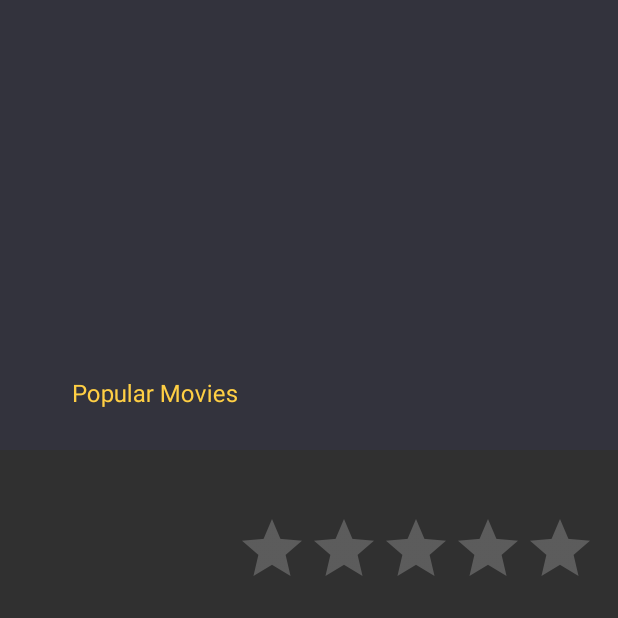
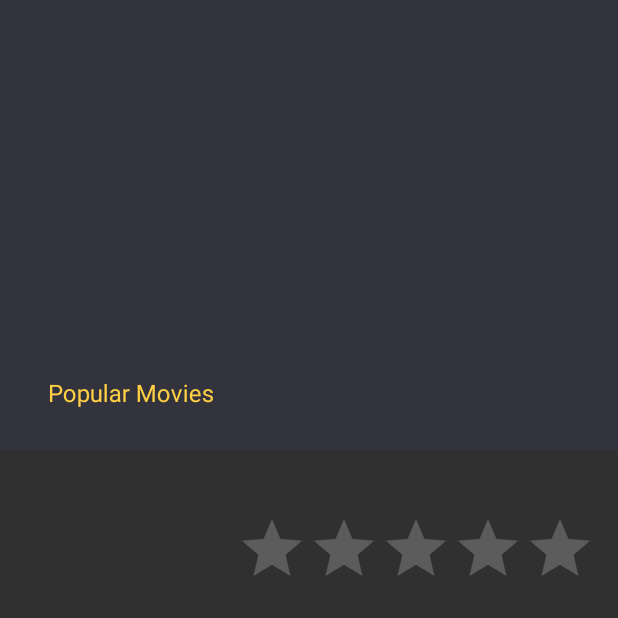
Before and after one commit to Ezike/PopularMovies, an Android app: the DetailActivity screen opened directly, with no data from a screen before it, on a phone screen of 412 x 824 dp, the top half of it. Run offline under Robolectric (Android 15) with nearby library versions, the phone set to English and light mode, and no system bars; our stand-ins replace ButterKnife, Picasso; pictures from the network do not load.

Commit message:
removed api key and toolbar title in DetailActivity

```diff
--- a/app/src/main/java/com/example/eziketobenna/popularmovies/Activity/DetailActivity.java
+++ b/app/src/main/java/com/example/eziketobenna/popularmovies/Activity/DetailActivity.java
@@ -81,7 +81,7 @@ public class DetailActivity extends AppCompatActivity {
          */
         float rated = (((float) rating) / 2);
         ratingBar.setRating(rated);
-        toolbar.setTitle(title);
+        setTitle("");
         Log.d(LOG_TAG, "vote average:" + rated);
     }
 
--- a/app/src/main/java/com/example/eziketobenna/popularmovies/Activity/MainActivity.java
+++ b/app/src/main/java/com/example/eziketobenna/popularmovies/Activity/MainActivity.java
@@ -125,6 +125,7 @@ public class MainActivity extends AppCompatActivity implements MovieAdapter.List
         });
     }
 
+    //TODO: Add your Api key in the ApiConstants class
     private void loadTopRated() {
         MovieRequestInterface movieRequestInterface = MovieApi.getClient().create(MovieRequestInterface.class);
         Call<Result> movieResult = movieRequestInterface.getTopRatedMovies(ApiConstants.API_KEY);
--- a/app/src/main/java/com/example/eziketobenna/popularmovies/NetworkUtils/ApiConstants.java
+++ b/app/src/main/java/com/example/eziketobenna/popularmovies/NetworkUtils/ApiConstants.java
@@ -7,8 +7,8 @@ public class ApiConstants {
     public static final String MOVIES_BACKDROP_BASE_URL = "https://image.tmdb.org/t/p/w780/";
     public static final String MOVIES_DETAIL_BASE_URL = "https://image.tmdb.org/t/p/w342/";
     /* TODO: Add your api key here */
-    public static final String API_KEY = "dc63626051c66a8f61fe9c2275e85300";
-    //    body query properties
+    public static final String API_KEY = "";
+    // api query properties
     public static final String API_KEY_LABEL = "api_key";
     public static final String POPULAR_MOVIES = "movie/popular";
     public static final String TOP_RATED = "movie/top_rated";
--- a/app/src/main/res/layout/activity_detail.xml
+++ b/app/src/main/res/layout/activity_detail.xml
@@ -22,8 +22,6 @@
             android:fitsSystemWindows="true"
             app:expandedTitleTextAppearance="@android:color/transparent"
             app:contentScrim="?attr/colorPrimary"
-            app:expandedTitleMarginEnd="64dp"
-            app:expandedTitleMarginStart="48dp"
             app:layout_scrollFlags="scroll|exitUntilCollapsed">
 
             <ImageView
```
